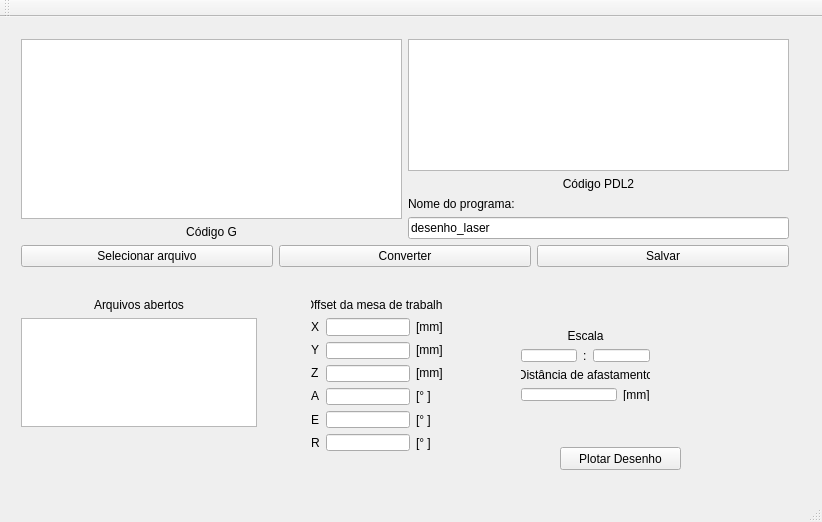
Above: Interface_TCC/TCC/mainwindow.ui from Tr1kZ/TCC_RoboLaser before the change. Below: the same form after it.
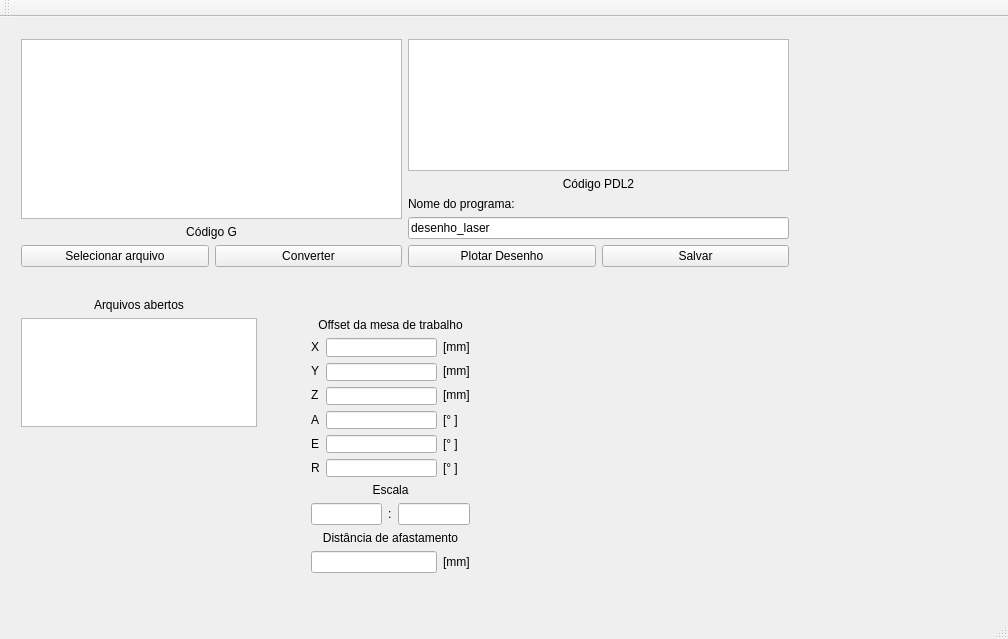
That is the form after the change. Custom widgets are drawn as their Qt base class.

Commit message: Implementação da QCustomPlot

What changed in the file:
```diff
--- a/Interface_TCC/TCC/mainwindow.ui
+++ b/Interface_TCC/TCC/mainwindow.ui
@@ -9,8 +9,8 @@
    <rect>
     <x>0</x>
     <y>0</y>
-    <width>822</width>
-    <height>522</height>
+    <width>1008</width>
+    <height>639</height>
    </rect>
   </property>
   <property name="minimumSize">
@@ -19,12 +19,6 @@
     <height>522</height>
    </size>
   </property>
-  <property name="maximumSize">
-   <size>
-    <width>822</width>
-    <height>522</height>
-   </size>
-  </property>
   <property name="windowTitle">
    <string>MainWindow</string>
   </property>
@@ -124,6 +118,13 @@
            </property>
           </widget>
          </item>
+         <item>
+          <widget class="QPushButton" name="plotButton">
+           <property name="text">
+            <string>Plotar Desenho</string>
+           </property>
+          </widget>
+         </item>
          <item>
           <widget class="QPushButton" name="saveButton">
            <property name="text">
@@ -162,15 +163,27 @@
      </item>
     </layout>
    </widget>
-   <widget class="QWidget" name="layoutWidget">
+   <widget class="QCustomPlot" name="graph" native="true">
+    <property name="geometry">
+     <rect>
+      <x>520</x>
+      <y>300</y>
+      <width>271</width>
+      <height>181</height>
+     </rect>
+    </property>
+   </widget>
+   <widget class="QWidget" name="">
     <property name="geometry">
      <rect>
       <x>300</x>
-      <y>270</y>
-      <width>154</width>
-      <height>175</height>
+      <y>290</y>
+      <width>181</width>
+      <height>277</height>
      </rect>
     </property>
+    <layout class="QVBoxLayout" name="verticalLayout_13">
+     <item>
     <layout class="QVBoxLayout" name="verticalLayout_11">
      <item>
       <widget class="QLabel" name="label_8">
@@ -301,16 +314,8 @@
       </layout>
      </item>
     </layout>
-   </widget>
-   <widget class="QWidget" name="layoutWidget">
-    <property name="geometry">
-     <rect>
-      <x>510</x>
-      <y>301</y>
-      <width>151</width>
-      <height>94</height>
-     </rect>
-    </property>
+     </item>
+     <item>
     <layout class="QVBoxLayout" name="verticalLayout_12">
      <item>
       <layout class="QVBoxLayout" name="verticalLayout_6">
@@ -372,19 +377,8 @@
       </layout>
      </item>
     </layout>
-   </widget>
-   <widget class="QPushButton" name="plotButton">
-    <property name="geometry">
-     <rect>
-      <x>560</x>
-      <y>430</y>
-      <width>121</width>
-      <height>23</height>
-     </rect>
-    </property>
-    <property name="text">
-     <string>Plotar Desenho</string>
-    </property>
+     </item>
+    </layout>
    </widget>
   </widget>
   <widget class="QMenuBar" name="menuBar">
@@ -408,6 +402,14 @@
   <widget class="QStatusBar" name="statusBar"/>
  </widget>
  <layoutdefault spacing="6" margin="11"/>
+ <customwidgets>
+  <customwidget>
+   <class>QCustomPlot</class>
+   <extends>QWidget</extends>
+   <header>qcustomplot\qcustomplot.h</header>
+   <container>1</container>
+  </customwidget>
+ </customwidgets>
  <resources/>
  <connections/>
 </ui>
```
Left out of the diff: 2 changed lines with no effect on the pictures. Lines whose indentation alone changed are shown as unchanged. The commit also changes 349 other files.
